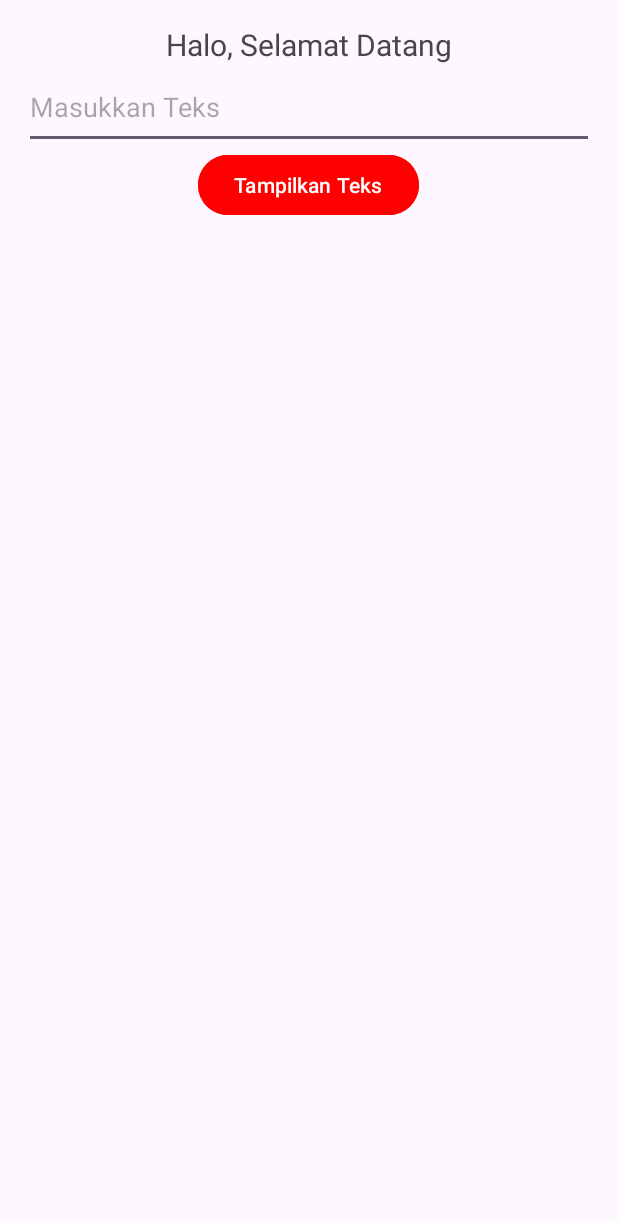
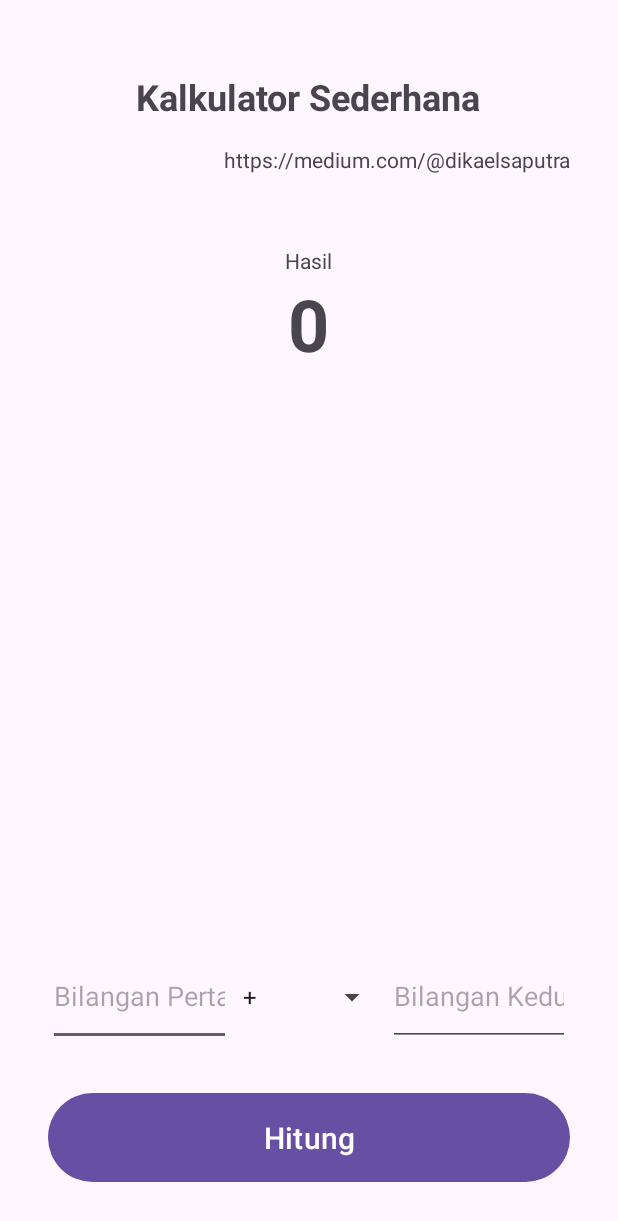
Before and after one commit to figuran04/aplikasi-mobile, an Android app: the screen it shows after launch (MainActivity), on a phone screen of 412 x 824 dp. Shown: the top 1221 px of the screen. Run offline under Robolectric (Android 15) with nearby library versions, the phone set to English and light mode, and no system bars.

Commit message:
add: pertemuan-06

```diff
--- a/aplikasi-android/app/src/main/java/com/example/aplikasipertamaandroid/MainActivity.java
+++ b/aplikasi-android/app/src/main/java/com/example/aplikasipertamaandroid/MainActivity.java
@@ -2,11 +2,13 @@ package com.example.aplikasipertamaandroid;
 
 import android.os.Bundle;
 import android.view.View;
+import android.widget.ArrayAdapter;
 import android.widget.Button;
 import android.widget.EditText;
+import android.widget.Spinner;
 import android.widget.TextView;
+import android.widget.Toast;
 
-import androidx.activity.EdgeToEdge;
 import androidx.appcompat.app.AppCompatActivity;
 import androidx.core.graphics.Insets;
 import androidx.core.view.ViewCompat;
@@ -14,28 +16,74 @@ import androidx.core.view.WindowInsetsCompat;
 
 public class MainActivity extends AppCompatActivity {
 
+  private EditText editText1, editText2;
+  private Spinner spinner;
+  private TextView textViewResult;
+  private Button buttonCalculate;
+
   @Override
   protected void onCreate(Bundle savedInstanceState) {
     super.onCreate(savedInstanceState);
-    EdgeToEdge.enable(this);
     setContentView(R.layout.activity_main);
 
+    // Inisialisasi komponen
+    editText1 = findViewById(R.id.editText1);
+    editText2 = findViewById(R.id.editTextNumber2);
+    spinner = findViewById(R.id.spinner);
+    textViewResult = findViewById(R.id.textView);
+    buttonCalculate = findViewById(R.id.button);
+
+    // Set listener untuk window insets
     ViewCompat.setOnApplyWindowInsetsListener(findViewById(R.id.main), (v, insets) -> {
       Insets systemBars = insets.getInsets(WindowInsetsCompat.Type.systemBars());
       v.setPadding(systemBars.left, systemBars.top, systemBars.right, systemBars.bottom);
       return insets;
     });
 
-    Button button = findViewById(R.id.button);
-    TextView textView = findViewById(R.id.textView);
-    EditText editText = findViewById(R.id.editText);
+    // Isi Spinner dengan operator matematika
+    ArrayAdapter<String> adapter = new ArrayAdapter<>(this, android.R.layout.simple_spinner_item, new String[]{"+", "-", "*", "/"});
+    adapter.setDropDownViewResource(android.R.layout.simple_spinner_dropdown_item);
+    spinner.setAdapter(adapter);
 
-    button.setOnClickListener(new View.OnClickListener() {
-      @Override
-      public void onClick(View v) {
-        String inputText = editText.getText().toString();
-        textView.setText(inputText);
-      }
-    });
+
+    // Set aksi tombol
+    buttonCalculate.setOnClickListener(v -> calculateResult());
+  }
+
+  private void calculateResult() {
+    String input1 = editText1.getText().toString();
+    String input2 = editText2.getText().toString();
+
+    if (input1.isEmpty() || input2.isEmpty()) {
+      Toast.makeText(this, "Masukkan kedua bilangan", Toast.LENGTH_SHORT).show();
+      return;
+    }
+
+    double num1 = Double.parseDouble(input1);
+    double num2 = Double.parseDouble(input2);
+    String operator = spinner.getSelectedItem().toString();
+    double result = 0;
+
+    switch (operator) {
+      case "+":
+        result = num1 + num2;
+        break;
+      case "-":
+        result = num1 - num2;
+        break;
+      case "*":
+        result = num1 * num2;
+        break;
+      case "/":
+        if (num2 != 0) {
+          result = num1 / num2;
+        } else {
+          Toast.makeText(this, "Tidak dapat membagi dengan nol", Toast.LENGTH_SHORT).show();
+          return;
+        }
+        break;
+    }
+
+    textViewResult.setText(String.valueOf(result));
   }
 }
--- a/aplikasi-android/app/src/main/res/layout/activity_main.xml
+++ b/aplikasi-android/app/src/main/res/layout/activity_main.xml
@@ -1,41 +1,127 @@
 <?xml version="1.0" encoding="utf-8"?>
-<androidx.constraintlayout.widget.ConstraintLayout xmlns:android="http://schemas.android.com/apk/res/android"
+<RelativeLayout xmlns:android="http://schemas.android.com/apk/res/android"
     xmlns:app="http://schemas.android.com/apk/res-auto"
     xmlns:tools="http://schemas.android.com/tools"
     android:id="@+id/main"
     android:layout_width="match_parent"
-    android:layout_height="match_parent"
+    android:layout_height="wrap_content"
+    android:layout_margin="16dp"
+    android:gravity="center"
+    android:orientation="vertical"
+    android:padding="16dp"
     tools:context=".MainActivity">
 
     <LinearLayout
         android:layout_width="match_parent"
+        android:layout_height="wrap_content"
+        android:gravity="center_horizontal|top"
+        android:orientation="vertical">
+
+        <TextView
+            android:id="@+id/textViewTitle"
+            android:layout_width="wrap_content"
+            android:layout_height="wrap_content"
+            android:layout_weight="1"
+            android:padding="16dp"
+            android:text="Kalkulator Sederhana"
+            android:textSize="24sp"
+            android:textStyle="bold" />
+
+        <TextView
+            android:id="@+id/textViewLink"
+            android:layout_width="match_parent"
+            android:layout_height="wrap_content"
+            android:layout_weight="1"
+            android:text="https://medium.com/@dikaelsaputra"
+            android:textAlignment="textEnd" />
+
+        <LinearLayout
+            android:layout_width="match_parent"
             android:layout_height="match_parent"
-        android:orientation="vertical"
-        android:padding="16dp">
+            android:layout_marginTop="48dp"
+            android:layout_weight="1"
+            android:gravity="center_horizontal|top"
+            android:orientation="vertical">
+
+            <TextView
+                android:id="@+id/textViewLabelHasil"
+                android:layout_width="wrap_content"
+                android:layout_height="wrap_content"
+                android:layout_weight="1"
+                android:text="Hasil" />
 
             <TextView
                 android:id="@+id/textView"
                 android:layout_width="wrap_content"
                 android:layout_height="wrap_content"
-            android:layout_gravity="center_horizontal"
-            android:text="Halo, Selamat Datang"
-            android:textSize="20sp" />
+                android:layout_weight="1"
+                android:text="0"
+                android:textSize="48sp"
+                android:textStyle="bold" />
+        </LinearLayout>
+
+    </LinearLayout>
+
+    <RelativeLayout
+        android:layout_width="match_parent"
+        android:layout_height="match_parent"
+        android:layout_weight="1"
+        android:gravity="bottom">
+
+        <LinearLayout
+            android:layout_width="match_parent"
+            android:layout_height="wrap_content"
+            android:orientation="vertical">
+
+            <LinearLayout
+                android:layout_width="match_parent"
+                android:layout_height="wrap_content"
+                android:layout_marginBottom="32dp"
+                android:layout_weight="1"
+                android:gravity="fill_horizontal"
+                android:orientation="horizontal">
 
                 <EditText
-            android:id="@+id/editText"
-            android:layout_width="match_parent"
+                    android:id="@+id/editText1"
+                    android:layout_width="wrap_content"
                     android:layout_height="56dp"
-            android:hint="Masukkan Teks"
-            android:inputType="text|textAutoComplete|textAutoCorrect"
-            android:textSize="18sp" />
+                    android:layout_weight="1"
+                    android:ems="10"
+                    android:gravity="start"
+                    android:hint="Bilangan Pertama"
+                    android:inputType="number" />
+
+                <Spinner
+                    android:id="@+id/spinner"
+                    android:layout_width="196dp"
+                    android:layout_height="56dp"
+                    android:layout_weight="1"
+                    android:gravity="center" />
+
+                <EditText
+                    android:id="@+id/editTextNumber2"
+                    android:layout_width="wrap_content"
+                    android:layout_height="56dp"
+                    android:layout_weight="1"
+                    android:ems="10"
+                    android:gravity="start"
+                    android:hint="Bilangan Kedua"
+                    android:inputType="number" />
+            </LinearLayout>
 
             <Button
                 android:id="@+id/button"
-            android:layout_width="wrap_content"
+                android:layout_width="match_parent"
                 android:layout_height="wrap_content"
-            android:layout_gravity="center_horizontal"
-            android:backgroundTint="@color/red"
-            android:text="Tampilkan Teks" />
+                android:layout_weight="1"
+                android:gravity="center"
+                android:padding="16dp"
+                android:text="Hitung"
+                android:textSize="20sp"
+                tools:layout_editor_absoluteX="0dp"
+                tools:layout_editor_absoluteY="0dp" />
         </LinearLayout>
 
-</androidx.constraintlayout.widget.ConstraintLayout>
+    </RelativeLayout>
+
+</RelativeLayout>
```
Also changed, not shown: 2 other files. Lines whose indentation alone changed are shown as unchanged.
